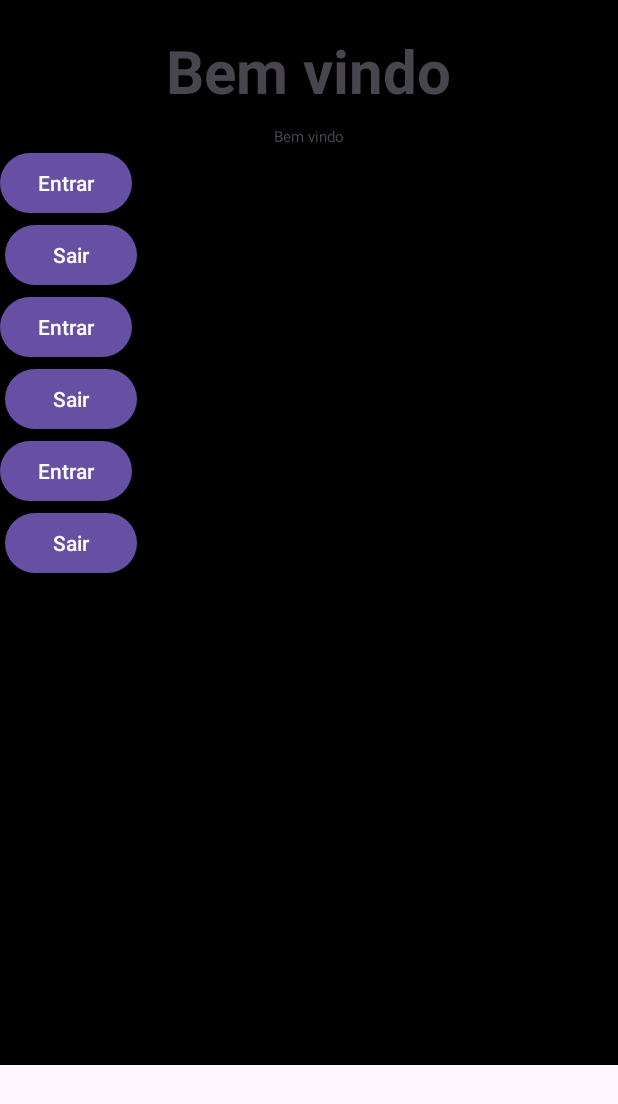
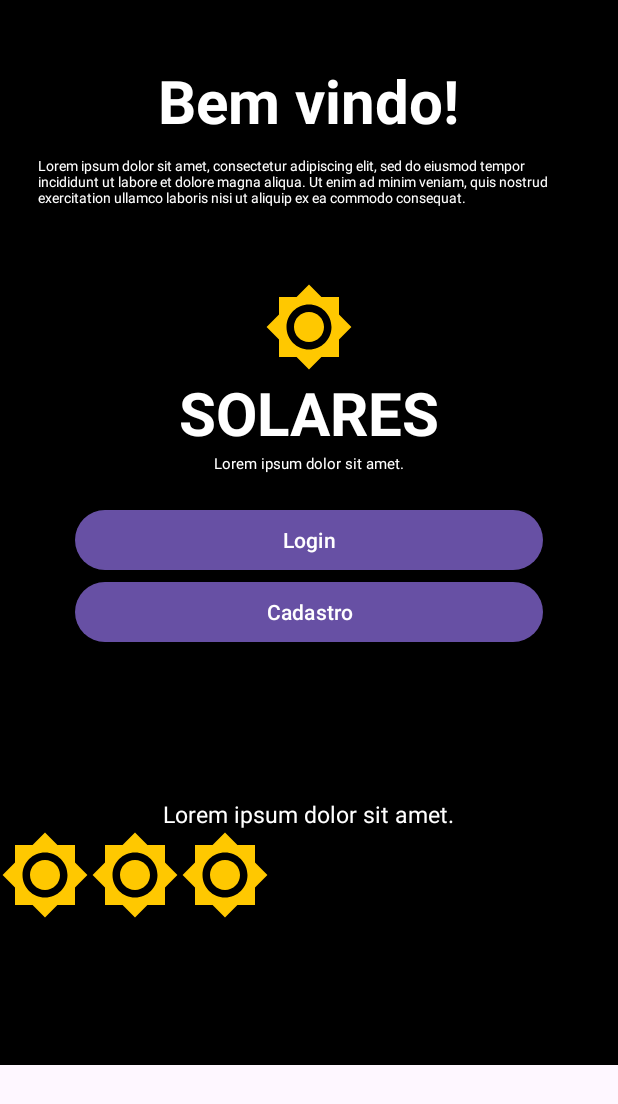
Before and after one commit to soalarii/Telas1, an Android app: the screen it shows after launch (MainActivity), on a phone screen of 412 x 824 dp. Shown: the top 1104 px of the screen. Run offline under Robolectric (Android 15) with nearby library versions, the phone set to English and light mode, and no system bars.

Commit message:
Commit 1

```diff
--- /dev/null
+++ b/app/src/main/res/drawable/sol.xml
@@ -0,0 +1,5 @@
+<vector android:height="60dp" android:tint="#FFC800"
+    android:viewportHeight="24" android:viewportWidth="24"
+    android:width="60dp" xmlns:android="http://schemas.android.com/apk/res/android">
+    <path android:fillColor="@android:color/white" android:pathData="M20,8.69L20,4h-4.69L12,0.69 8.69,4L4,4v4.69L0.69,12 4,15.31L4,20h4.69L12,23.31 15.31,20L20,20v-4.69L23.31,12 20,8.69zM12,18c-3.31,0 -6,-2.69 -6,-6s2.69,-6 6,-6 6,2.69 6,6 -2.69,6 -6,6zM12,8c-2.21,0 -4,1.79 -4,4s1.79,4 4,4 4,-1.79 4,-4 -1.79,-4 -4,-4z"/>
+</vector>
--- a/app/src/main/res/layout/activity_main.xml
+++ b/app/src/main/res/layout/activity_main.xml
@@ -22,60 +22,102 @@
         <TextView
             android:layout_width="wrap_content"
             android:layout_height="wrap_content"
-            android:layout_marginTop="20sp"
-            android:text="Bem vindo"
+            android:layout_marginTop="40sp"
+            android:text="Bem vindo!"
             android:textSize="40sp"
             android:textStyle="bold"
-            android:layout_gravity="center_horizontal"/>
+            android:layout_gravity="center_horizontal"
+            android:textColor="@android:color/white"/>
 
         <TextView
             android:layout_width="wrap_content"
             android:layout_height="wrap_content"
             android:layout_marginTop="10sp"
-            android:text="Bem vindo"
+            android:text="Lorem ipsum dolor sit amet, consectetur adipiscing elit, sed do eiusmod tempor incididunt ut labore et dolore magna aliqua. Ut enim ad minim veniam, quis nostrud exercitation ullamco laboris nisi ut aliquip ex ea commodo consequat."
+            android:textSize="9sp"
+            android:layout_gravity="center_horizontal"
+            android:textColor="@android:color/white"
+            android:layout_marginRight="25dp"
+            android:layout_marginLeft="25dp"
+            />
+
+        <ImageView
+            android:layout_width="wrap_content"
+            android:layout_height="wrap_content"
+            android:src="@drawable/sol"
+            android:layout_gravity="center_horizontal"
+            android:layout_marginTop="50dp"/>
+
+        <TextView
+            android:layout_width="wrap_content"
+            android:layout_height="wrap_content"
+            android:text="SOLARES"
+            android:textSize="40sp"
+            android:textStyle="bold"
+            android:layout_gravity="center_horizontal"
+            android:textColor="@android:color/white"/>
+
+        <TextView
+            android:layout_width="wrap_content"
+            android:layout_height="wrap_content"
+            android:text="Lorem ipsum dolor sit amet."
             android:textSize="10sp"
-            android:layout_gravity="center_horizontal"/>
+            android:layout_gravity="center_horizontal"
+            android:textColor="@android:color/white"/>
 
         <Button
+            android:layout_width="match_parent"
+            android:layout_height="match_parent"
+            android:layout_marginTop="20dp"
+            android:layout_marginRight="50dp"
+            android:layout_marginLeft="50dp"
+            android:text="Login" />
+
+        <Button
+            android:layout_width="match_parent"
+            android:layout_height="match_parent"
+            android:layout_marginRight="50dp"
+            android:layout_marginLeft="50dp"
+            android:text="Cadastro" />
+
+        <TextView
             android:layout_width="wrap_content"
             android:layout_height="wrap_content"
-            android:layout_marginRight="3dp"
-            android:layout_weight="1"
-            android:text="Entrar" />
+            android:text="Lorem ipsum dolor sit amet."
+            android:layout_marginTop="100dp"
+            android:textSize="15sp"
+            android:layout_gravity="center_horizontal"
+            android:textColor="@android:color/white"/>
 
-        <Button
+        <LinearLayout
             android:layout_width="wrap_content"
             android:layout_height="wrap_content"
-            android:layout_marginLeft="3dp"
-            android:layout_weight="1"
-            android:text="Sair" />
-        <Button
-            android:layout_width="wrap_content"
-            android:layout_height="wrap_content"
-            android:layout_marginRight="3dp"
-            android:layout_weight="1"
-            android:text="Entrar" />
+            android:orientation="horizontal">
 
-        <Button
-            android:layout_width="wrap_content"
-            android:layout_height="wrap_content"
-            android:layout_marginLeft="3dp"
-            android:layout_weight="1"
-            android:text="Sair" />
-        <Button
-            android:layout_width="wrap_content"
-            android:layout_height="wrap_content"
-            android:layout_marginRight="3dp"
-            android:layout_weight="1"
-            android:text="Entrar" />
+            <ImageView
+                android:layout_width="wrap_content"
+                android:layout_height="wrap_content"
+                android:src="@drawable/sol"
+                android:layout_gravity="center_horizontal"
+                android:layout_marginTop="50dp"/>
+            <ImageView
+                android:layout_width="wrap_content"
+                android:layout_height="wrap_content"
+                android:src="@drawable/sol"
+                android:layout_gravity="center_horizontal"
+                android:layout_marginTop="50dp"/>
+            <ImageView
+                android:layout_width="wrap_content"
+                android:layout_height="wrap_content"
+                android:src="@drawable/sol"
+                android:layout_gravity="center_horizontal"
+                android:layout_marginTop="50dp"/>
+        </LinearLayout>
 
-        <Button
-            android:layout_width="wrap_content"
-            android:layout_height="wrap_content"
-            android:layout_marginLeft="3dp"
-            android:layout_weight="1"
-            android:text="Sair" />
+
+
     </LinearLayout>
 
 
+
 </FrameLayout>
```
Also changed, not shown: app/src/main/res/drawable/facebook.png (added), app/src/main/res/drawable/linkedin.png (added), app/src/main/res/drawable/whatsapp.png (added).
